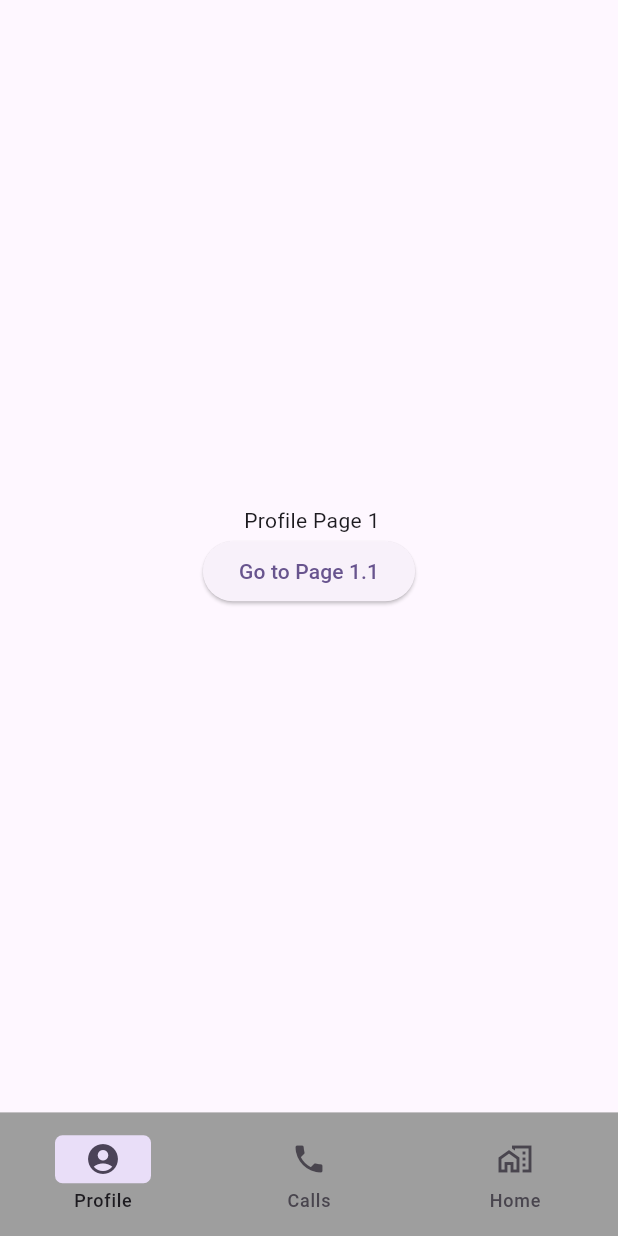
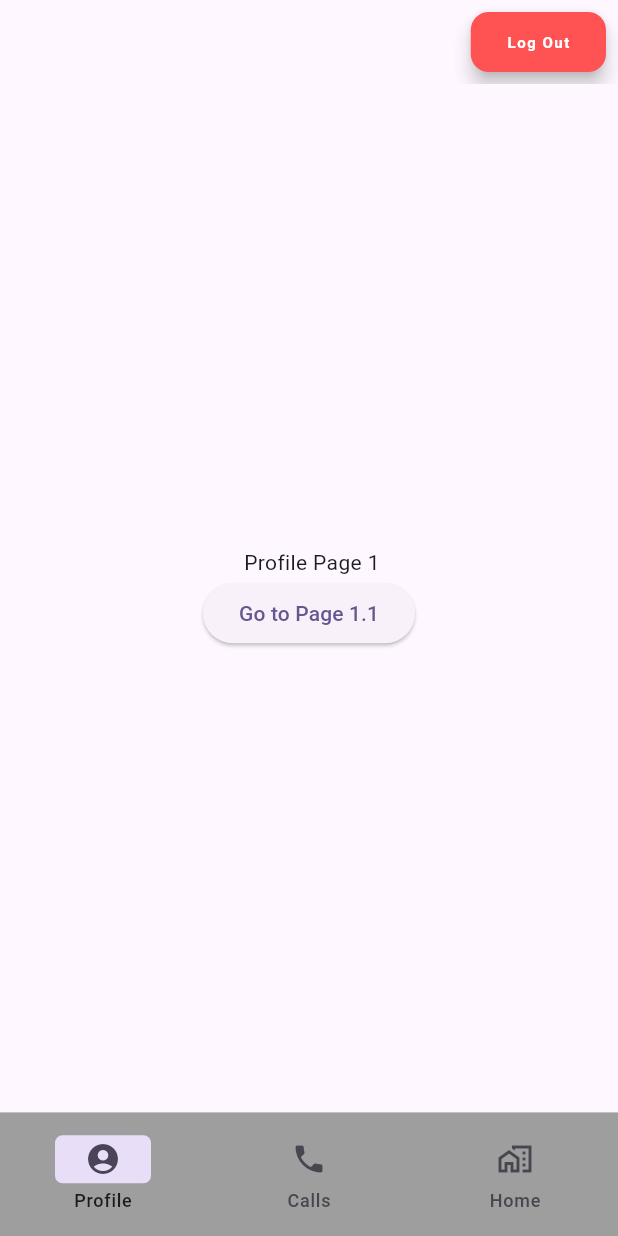
Before and after one commit to hadeermohamed0/Navigatin_Task, a Flutter app: the screen it shows after launch, on a phone screen of 412 x 824 dp. Run offline on Flutter 3.47's test engine with Material 3 defaults, Android fonts, the phone set to English and light mode, and no system bars; our stand-ins replace bloc, flutter_bloc.

Commit message:
Better Code

```diff
--- a/lib/cubit/nav_cubit.dart
+++ b/lib/cubit/nav_cubit.dart
@@ -3,8 +3,11 @@ part 'nav_state.dart';
 
 class NavCubit extends Cubit<NavState> {
   NavCubit() : super(NavInitial());
-
+  int currentIndex = 0;
   void changeTab(int index) {
+    if (index < 3) {
+      currentIndex = index;
+    }
     switch (index) {
       case 0:
         emit(NavInitial());
--- a/lib/pages/indexPage.dart
+++ b/lib/pages/indexPage.dart
@@ -2,7 +2,7 @@ import 'package:flutter/material.dart';
 import 'package:flutter_bloc/flutter_bloc.dart';
 import '../cubit/nav_cubit.dart';
 import '../utilities/functions.dart';
-
+import 'logoutPage.dart';
 class IndexPage extends StatelessWidget {
   const IndexPage({super.key});
 
@@ -10,14 +10,46 @@ class IndexPage extends StatelessWidget {
   Widget build(BuildContext context) {
     return BlocProvider(
       create: (_) => NavCubit(),
-      child: BlocBuilder<NavCubit, NavState>(
+      child: BlocBuilder<NavCubit,NavState>(
         builder: (context, state) {
-          int selectIndex = currentIndex(state);
 
           return Scaffold(
+            appBar: AppBar(
+              actions: [
+                Padding(
+                  padding: const EdgeInsets.all(8.0),
+                  child: ElevatedButton(
+                    onPressed: () {
+                      Navigator.pushReplacement(
+                        context,
+                        MaterialPageRoute(builder: (context) => LogoutPage()),
+                      );
+                    },
+
+                    style: ElevatedButton.styleFrom(
+                      backgroundColor: Colors.redAccent, // Button color
+
+                      shape: RoundedRectangleBorder(
+                        borderRadius: BorderRadius.circular(12),
+                      ),
+                      elevation: 5,
+                    ),
+                    child:  Text(
+                      "Log Out",
+                      style: TextStyle(
+                        fontSize: 10,
+                        fontWeight: FontWeight.bold,
+                        color: Colors.white,
+                        letterSpacing: 1,
+                      ),
+                    ),
+                  ),
+                )
+              ],
+            ),
             body: page(state, context),
             bottomNavigationBar: NavigationBar(
-              selectedIndex: selectIndex,
+              selectedIndex: context.watch<NavCubit>().currentIndex,
               height: MediaQuery.of(context).size.height * 0.10,
               onDestinationSelected: (index) {
                 context.read<NavCubit>().changeTab(index);
--- a/lib/utilities/functions.dart
+++ b/lib/utilities/functions.dart
@@ -2,14 +2,6 @@
 import 'package:flutter/material.dart';
 import 'package:flutter_bloc/flutter_bloc.dart';
 import '../cubit/nav_cubit.dart';
-
-int currentIndex(NavState state) {
-  //عشان احافظ ع الايكون متتغيرش
-  if (state is NavInitial|| state is NavPage1_1) return 0;
-  if (state is NavPage2 ||state is NavPage2_2) return 1;
-  if (state is NavPage3||state is NavPage3_3) return 2;
-  return 0;
-}
 
 Widget page(NavState state, BuildContext context) {
   if (state is NavInitial) {
```
Also changed, not shown: lib/pages/logoutPage.dart (added, +17 -0 lines).
